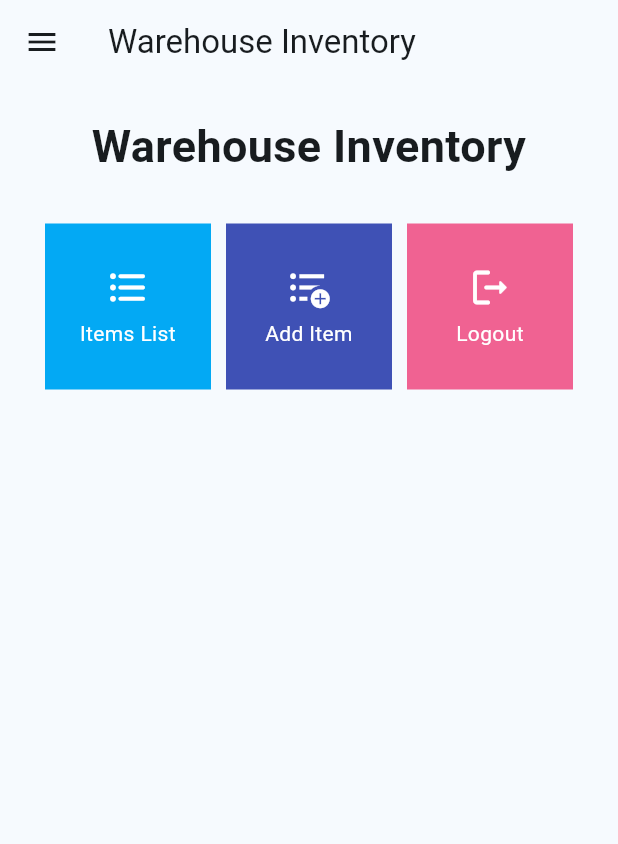
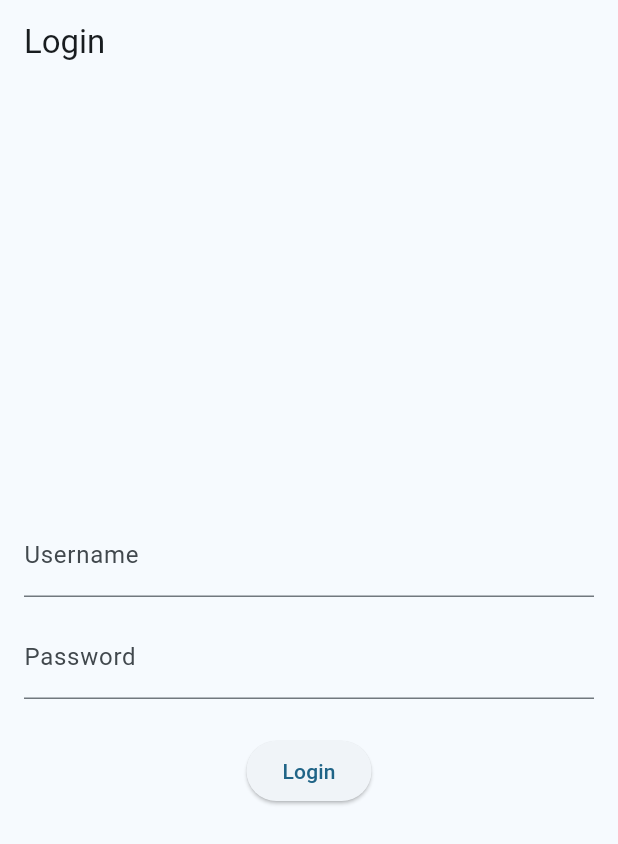
Before and after one commit to nabilmuafa/warehouse-inventory-mobile, a Flutter app: the screen it shows after launch, on a phone screen of 412 x 824 dp. Shown: the top 844 px of the screen. Run offline on Flutter 3.47's test engine with Material 2 defaults, Android fonts, the phone set to English and light mode, and no system bars; missing offline and left inert: pbp_django_auth.

Commit message:
tugas 9 base code

```diff
--- a/lib/main.dart
+++ b/lib/main.dart
@@ -1,4 +1,7 @@
 import 'package:flutter/material.dart';
+import 'package:pbp_django_auth/pbp_django_auth.dart';
+import 'package:provider/provider.dart';
+import 'package:warehouse_inventory_mobile/screens/login.dart';
 import 'package:warehouse_inventory_mobile/screens/menu.dart';
 
 void main() {
@@ -11,28 +14,19 @@
   // This widget is the root of your application.
   @override
   Widget build(BuildContext context) {
-    return MaterialApp(
-      title: 'Warehouse Inventory',
-      theme: ThemeData(
-        // This is the theme of your application.
-        //
-        // TRY THIS: Try running your application with "flutter run". You'll see
-        // the application has a blue toolbar. Then, without quitting the app,
-        // try changing the seedColor in the colorScheme below to Colors.green
-        // and then invoke "hot reload" (save your changes or press the "hot
-        // reload" button in a Flutter-supported IDE, or press "r" if you used
-        // the command line to start the app).
-        //
-        // Notice that the counter didn't reset back to zero; the application
-        // state is not lost during the reload. To reset the state, use hot
-        // restart instead.
-        //
-        // This works for code too, not just values: Most code changes can be
-        // tested with just a hot reload.
-        colorScheme: ColorScheme.fromSeed(seedColor: Colors.lightBlue.shade400),
-        useMaterial3: true,
-      ),
-      home: MyHomePage(),
-    );
+    return Provider(
+        create: (_) {
+          CookieRequest request = CookieRequest();
+          return request;
+        },
+        child: MaterialApp(
+          title: 'Warehouse Inventory',
+          theme: ThemeData(
+            colorScheme:
+                ColorScheme.fromSeed(seedColor: Colors.lightBlue.shade400),
+            useMaterial3: true,
+          ),
+          home: LoginPage(),
+        ));
   }
 }
--- /dev/null
+++ b/lib/screens/login.dart
@@ -0,0 +1,110 @@
+import 'package:warehouse_inventory_mobile/screens/menu.dart';
+import 'package:flutter/material.dart';
+import 'package:pbp_django_auth/pbp_django_auth.dart';
+import 'package:provider/provider.dart';
+
+void main() {
+  runApp(const LoginApp());
+}
+
+class LoginApp extends StatelessWidget {
+  const LoginApp({super.key});
+
+  @override
+  Widget build(BuildContext context) {
+    return MaterialApp(
+      title: 'Login',
+      theme: ThemeData(
+        primarySwatch: Colors.blue,
+      ),
+      home: const LoginPage(),
+    );
+  }
+}
+
+class LoginPage extends StatefulWidget {
+  const LoginPage({super.key});
+
+  @override
+  _LoginPageState createState() => _LoginPageState();
+}
+
+class _LoginPageState extends State<LoginPage> {
+  final TextEditingController _usernameController = TextEditingController();
+  final TextEditingController _passwordController = TextEditingController();
+
+  @override
+  Widget build(BuildContext context) {
+    final request = context.watch<CookieRequest>();
+    return Scaffold(
+      appBar: AppBar(
+        title: const Text('Login'),
+      ),
+      body: Container(
+        padding: const EdgeInsets.all(16.0),
+        child: Column(
+          mainAxisAlignment: MainAxisAlignment.center,
+          children: [
+            TextField(
+              controller: _usernameController,
+              decoration: const InputDecoration(
+                labelText: 'Username',
+              ),
+            ),
+            const SizedBox(height: 12.0),
+            TextField(
+              controller: _passwordController,
+              decoration: const InputDecoration(
+                labelText: 'Password',
+              ),
+              obscureText: true,
+            ),
+            const SizedBox(height: 24.0),
+            ElevatedButton(
+              onPressed: () async {
+                String username = _usernameController.text;
+                String password = _passwordController.text;
+                final response = await request.login(
+                    "https://muhammad-nabil22-tugas.pbp.cs.ui.ac.id/auth/login/",
+                    {
+                      'username': username,
+                      'password': password,
+                    });
+
+                if (request.loggedIn) {
+                  String message = response['message'];
+                  String uname = response['username'];
+                  Navigator.pushReplacement(
+                    context,
+                    MaterialPageRoute(builder: (context) => MyHomePage()),
+                  );
+                  ScaffoldMessenger.of(context)
+                    ..hideCurrentSnackBar()
+                    ..showSnackBar(SnackBar(
+                        content: Text("$message Selamat datang, $uname.")));
+                } else {
+                  showDialog(
+                    context: context,
+                    builder: (context) => AlertDialog(
+                      title: const Text('Login Gagal'),
+                      content: Text(response['message']),
+                      actions: [
+                        TextButton(
+                          child: const Text('OK'),
+                          onPressed: () {
+                            Navigator.pop(context);
+                          },
+                        ),
+                      ],
+                    ),
+                  );
+                }
+              },
+              child: const Text('Login'),
+            ),
+          ],
+        ),
+      ),
+    );
+  }
+}
--- a/pubspec.yaml
+++ b/pubspec.yaml
@@ -35,6 +35,9 @@
   # The following adds the Cupertino Icons font to your application.
   # Use with the CupertinoIcons class for iOS style icons.
   cupertino_icons: ^1.0.2
+  provider: ^6.1.1
+  pbp_django_auth: ^0.4.0
+  http: ^1.1.0
 
 dev_dependencies:
   flutter_test:
```
Also changed, not shown: lib/models/item.dart (added, +63 -0 lines), lib/screens/items_form.dart (+32 -26 lines), lib/screens/list_item.dart (added, +89 -0 lines), lib/widgets/item_card.dart (+27 -1 lines), lib/widgets/left_drawer.dart (+11 -0 lines), pubspec.lock, 2 other files.
